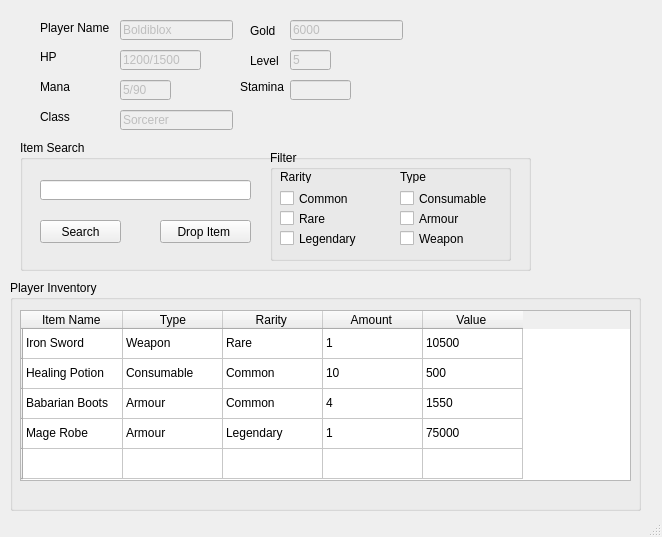
senormaarij/DBS_Project_GameManageSys, file Inventory.ui: the form before one commit.
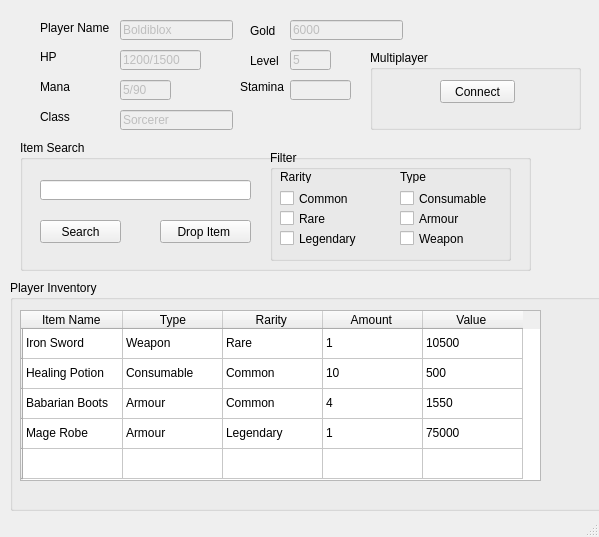
The form after the commit.

```diff
--- a/Inventory.ui
+++ b/Inventory.ui
@@ -6,7 +6,7 @@
    <rect>
     <x>0</x>
     <y>0</y>
-    <width>662</width>
+    <width>599</width>
     <height>537</height>
    </rect>
   </property>
@@ -34,7 +34,7 @@
       <rect>
        <x>10</x>
        <y>30</y>
-       <width>611</width>
+       <width>521</width>
        <height>171</height>
       </rect>
      </property>
@@ -556,6 +556,32 @@
      <string>Stamina</string>
     </property>
    </widget>
+   <widget class="QGroupBox" name="groupBox_4">
+    <property name="geometry">
+     <rect>
+      <x>370</x>
+      <y>50</y>
+      <width>211</width>
+      <height>80</height>
+     </rect>
+    </property>
+    <property name="title">
+     <string>Multiplayer</string>
+    </property>
+    <widget class="QPushButton" name="Multiplay">
+     <property name="geometry">
+      <rect>
+       <x>70</x>
+       <y>30</y>
+       <width>75</width>
+       <height>23</height>
+      </rect>
+     </property>
+     <property name="text">
+      <string>Connect</string>
+     </property>
+    </widget>
+   </widget>
   </widget>
   <widget class="QMenuBar" name="menubar">
    <property name="geometry">
```
Left out of the diff: 14 changed lines with no effect on the pictures.
